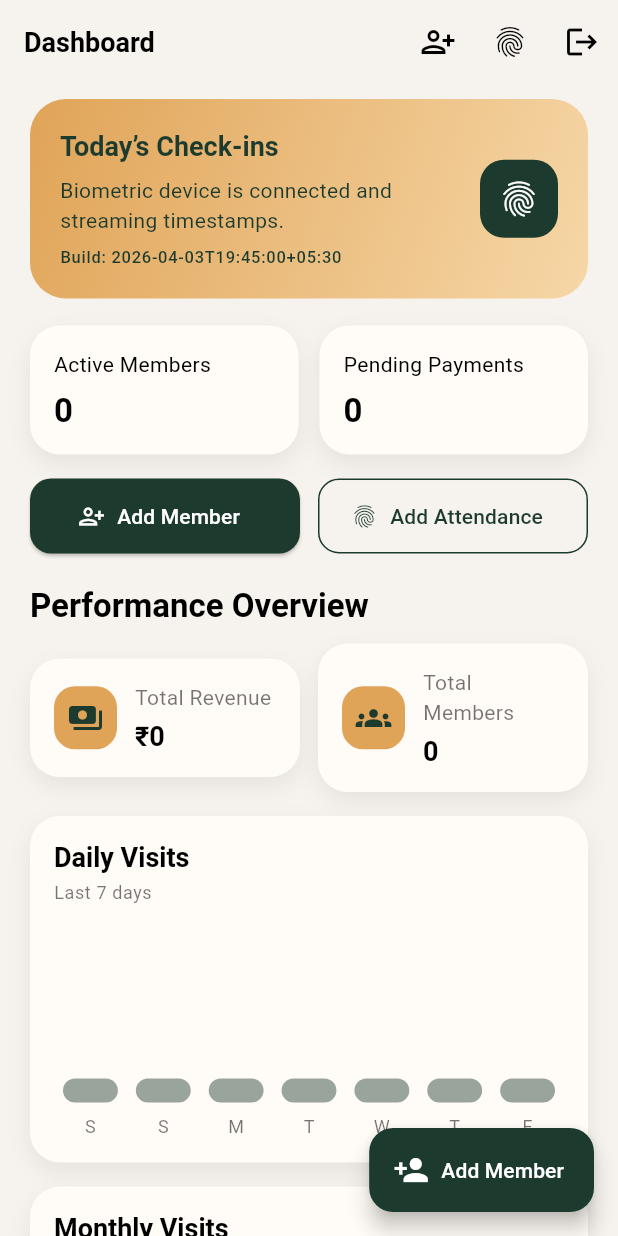
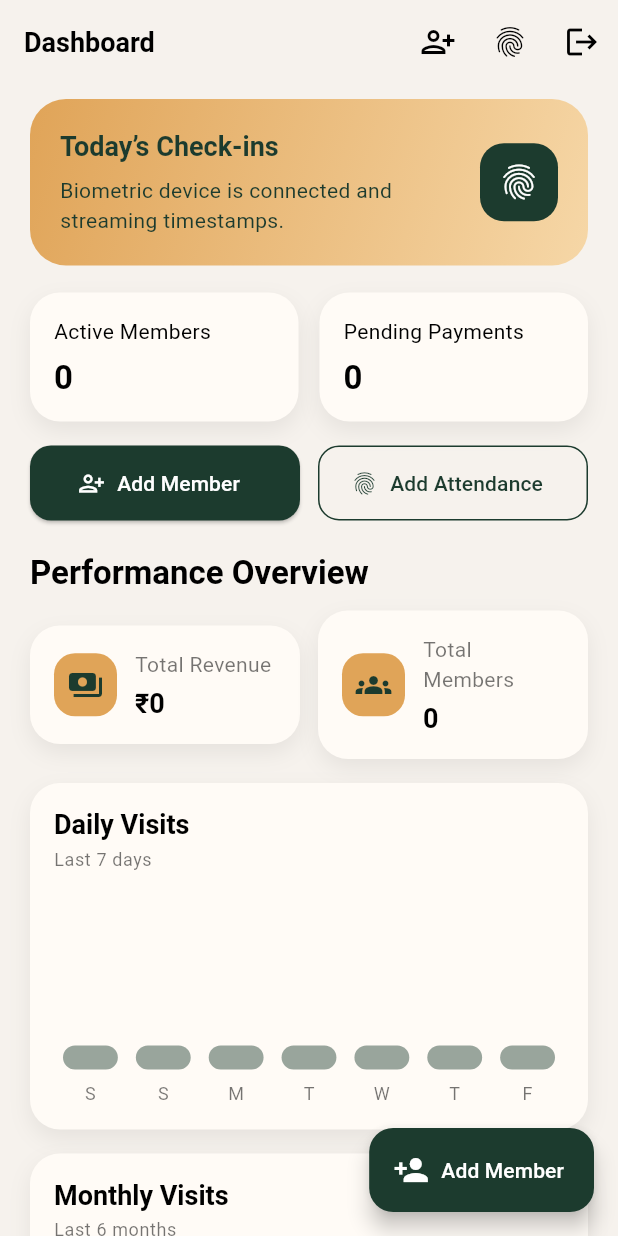
Before and after one commit to Naveen3012-ux/Gym_Pro, a Flutter app: the DashboardScreen screen opened directly, on a phone screen of 412 x 824 dp. Run offline on Flutter 3.47's test engine with Material 3 defaults, Android fonts, the light colour scheme and no system bars; our stand-ins replace supabase_flutter; accounts and stored records are empty.

Commit message:
Remove debug stamp and restore balanced caching

```diff
--- a/lib/main.dart
+++ b/lib/main.dart
@@ -3,8 +3,6 @@ import 'package:intl/intl.dart';
 import 'package:supabase_flutter/supabase_flutter.dart';
 
 import 'supabase_config.dart';
-
-const String kBuildStamp = '2026-04-03T19:45:00+05:30';
 
 Future<void> main() async {
   WidgetsFlutterBinding.ensureInitialized();
@@ -785,14 +783,6 @@ class _DashboardScreenState extends State<DashboardScreen> {
                                 .bodyMedium
                                 ?.copyWith(color: const Color(0xFF1C3B2E)),
                           ),
-                          const SizedBox(height: 6),
-                          Text(
-                            'Build: $kBuildStamp',
-                            style: Theme.of(context)
-                                .textTheme
-                                .labelSmall
-                                ?.copyWith(color: const Color(0xFF1C3B2E)),
-                          ),
                         ],
                       ),
                     ),
```
Also changed, not shown: 2 other files.
